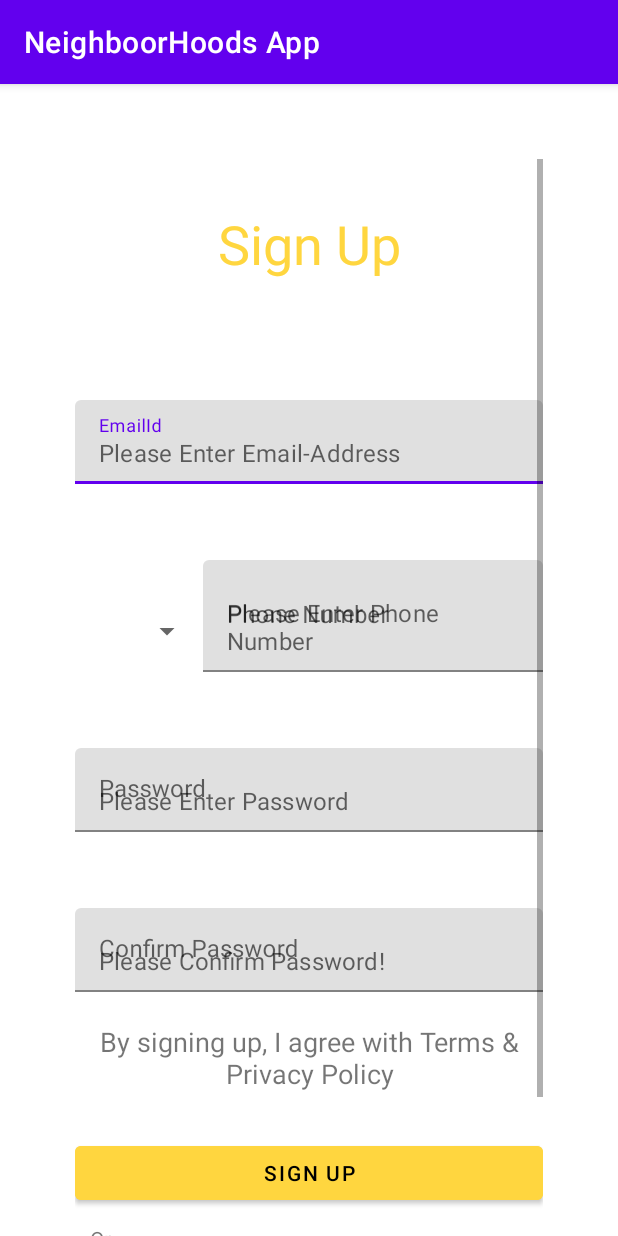
After one commit to sansax27/NeighborGoodsApp, an Android app: the fragment SignUpFragment shown on its own in the app's theme, on a phone screen of 412 x 824 dp. The commit adds this screen. Run offline under Robolectric (Android 15) with nearby library versions, the phone set to English and light mode, and no system bars; our stand-ins replace data binding.

Commit message:
Implementing UI of Sign Up Screen

```diff
--- /dev/null
+++ b/app/src/main/java/com/example/neighboorhoodsapp/SignUpFragment.kt
@@ -0,0 +1,20 @@
+package com.example.neighboorhoodsapp
+
+import android.os.Bundle
+import androidx.fragment.app.Fragment
+import android.view.LayoutInflater
+import android.view.View
+import android.view.ViewGroup
+
+class SignUpFragment : Fragment() {
+
+
+    override fun onCreateView(
+        inflater: LayoutInflater, container: ViewGroup?,
+        savedInstanceState: Bundle?
+    ): View? {
+        // Inflate the layout for this fragment
+        return inflater.inflate(R.layout.fragment_sign_up, container, false)
+    }
+
+}
--- a/app/src/main/res/layout/fragment_forgot_password.xml
+++ b/app/src/main/res/layout/fragment_forgot_password.xml
@@ -18,6 +18,7 @@
                 android:id="@+id/forgotPasswordText"
                 android:layout_width="0dp"
                 android:layout_height="wrap_content"
+                android:layout_marginTop="20dp"
                 android:padding="20dp"
                 android:text="@string/forgotPasswordText"
                 android:textAlignment="center"
--- /dev/null
+++ b/app/src/main/res/layout/fragment_sign_up.xml
@@ -0,0 +1,212 @@
+<?xml version="1.0" encoding="utf-8"?>
+<layout xmlns:android="http://schemas.android.com/apk/res/android"
+    xmlns:app="http://schemas.android.com/apk/res-auto"
+    xmlns:tools="http://schemas.android.com/tools"
+    tools:context=".SignUpFragment">
+
+    <ScrollView
+        android:layout_width="match_parent"
+        android:layout_height="match_parent"
+        android:paddingStart="50dp"
+        android:paddingTop="50dp"
+        android:paddingEnd="50dp">
+
+        <androidx.constraintlayout.widget.ConstraintLayout
+            android:layout_width="match_parent"
+            android:layout_height="wrap_content">
+
+            <TextView
+                android:id="@+id/signUpHeading"
+                android:layout_width="0dp"
+                android:layout_height="wrap_content"
+                android:layout_marginTop="32dp"
+                android:text="@string/signUpText"
+                android:textAlignment="center"
+                android:textColor="@color/logoScreen"
+                android:textSize="36sp"
+                app:layout_constraintEnd_toEndOf="parent"
+                app:layout_constraintStart_toStartOf="parent"
+                app:layout_constraintTop_toTopOf="parent" />
+
+            <com.google.android.material.textfield.TextInputLayout
+                android:id="@+id/enterEmailSignUp"
+                android:layout_width="match_parent"
+                android:layout_height="wrap_content"
+                android:layout_marginTop="80dp"
+                android:hint="@string/loginEnterEmailHeading"
+                app:errorEnabled="true"
+                app:hintAnimationEnabled="true"
+                app:hintEnabled="true"
+                app:layout_constraintEnd_toEndOf="@id/signUpHeading"
+                app:layout_constraintStart_toStartOf="@id/signUpHeading"
+                app:layout_constraintTop_toBottomOf="@id/signUpHeading">
+
+                <com.google.android.material.textfield.TextInputEditText
+                    android:id="@+id/enterEmailSignUpInput"
+                    android:layout_width="match_parent"
+                    android:layout_height="wrap_content"
+                    android:hint="@string/loginEnterEmail" />
+            </com.google.android.material.textfield.TextInputLayout>
+
+            <com.google.android.material.textfield.TextInputLayout
+                android:id="@+id/enterPhoneNumber"
+                android:layout_width="0dp"
+                android:layout_height="wrap_content"
+                android:layout_marginTop="30dp"
+                android:hint="@string/signUpEnterPhoneNumberHeading"
+                app:errorEnabled="true"
+                app:hintAnimationEnabled="true"
+                app:hintEnabled="true"
+                app:layout_constraintEnd_toEndOf="parent"
+                app:layout_constraintHorizontal_bias="0.5"
+                app:layout_constraintHorizontal_weight="8"
+                app:layout_constraintStart_toEndOf="@+id/countryCodesSpinner"
+                app:layout_constraintTop_toBottomOf="@id/enterEmailSignUp">
+
+                <com.google.android.material.textfield.TextInputEditText
+                    android:id="@+id/enterPhoneNumberInput"
+                    android:layout_width="match_parent"
+                    android:layout_height="wrap_content"
+                    android:hint="@string/signUpEnterPhoneNumber" />
+            </com.google.android.material.textfield.TextInputLayout>
+
+            <Spinner
+                android:id="@+id/countryCodesSpinner"
+                android:layout_width="0dp"
+                android:layout_height="0dp"
+                app:layout_constraintBottom_toBottomOf="@id/enterPhoneNumber"
+                app:layout_constraintEnd_toStartOf="@+id/enterPhoneNumber"
+                app:layout_constraintHorizontal_bias="0.5"
+                app:layout_constraintHorizontal_chainStyle="packed"
+                app:layout_constraintHorizontal_weight="3"
+                app:layout_constraintStart_toStartOf="parent"
+                app:layout_constraintTop_toTopOf="@id/enterPhoneNumber" />
+
+            <com.google.android.material.textfield.TextInputLayout
+                android:id="@+id/enterPasswordSignUp"
+                android:layout_width="match_parent"
+                android:layout_height="wrap_content"
+                android:layout_marginTop="30dp"
+                android:hint="@string/loginEnterPasswordHeading"
+                app:errorEnabled="true"
+                app:hintAnimationEnabled="true"
+                app:hintEnabled="true"
+                app:layout_constraintEnd_toEndOf="@id/enterPhoneNumber"
+                app:layout_constraintStart_toStartOf="@id/countryCodesSpinner"
+                app:layout_constraintTop_toBottomOf="@id/enterPhoneNumber">
+
+                <com.google.android.material.textfield.TextInputEditText
+                    android:id="@+id/enterPasswordSignUpInput"
+                    android:layout_width="match_parent"
+                    android:layout_height="wrap_content"
+                    android:hint="@string/loginEnterPassword" />
+            </com.google.android.material.textfield.TextInputLayout>
+
+            <com.google.android.material.textfield.TextInputLayout
+                android:id="@+id/enterConfirmPassword"
+                android:layout_width="match_parent"
+                android:layout_height="wrap_content"
+                android:layout_marginTop="30dp"
+                android:hint="@string/signUpConfirmPasswordHeading"
+                app:errorEnabled="true"
+                app:hintAnimationEnabled="true"
+                app:hintEnabled="true"
+                app:layout_constraintEnd_toEndOf="@id/enterPasswordSignUp"
+                app:layout_constraintStart_toStartOf="@id/enterPasswordSignUp"
+                app:layout_constraintTop_toBottomOf="@id/enterPasswordSignUp">
+
+                <com.google.android.material.textfield.TextInputEditText
+                    android:id="@+id/enterConfirmPasswordInput"
+                    android:layout_width="match_parent"
+                    android:layout_height="wrap_content"
+                    android:hint="@string/signUpConfirmPassword" />
+            </com.google.android.material.textfield.TextInputLayout>
+
+            <TextView
+                android:id="@+id/termsAndPrivacyPolicy"
+                android:layout_width="0dp"
+                android:layout_height="wrap_content"
+                android:text="@string/termsAndPrivacyPolicy"
+                android:textAlignment="center"
+                android:textSize="18sp"
+                app:layout_constraintEnd_toEndOf="@id/enterConfirmPassword"
+                app:layout_constraintStart_toStartOf="@id/enterConfirmPassword"
+                app:layout_constraintTop_toBottomOf="@id/enterConfirmPassword" />
+
+            <Button
+                android:id="@+id/signUpButton"
+                android:layout_width="0dp"
+                android:layout_height="wrap_content"
+                android:layout_marginTop="30dp"
+                android:backgroundTint="@color/logoScreen"
+                android:text="@string/signUpText"
+                android:textColor="@color/black"
+                app:layout_constraintEnd_toEndOf="@id/termsAndPrivacyPolicy"
+                app:layout_constraintStart_toStartOf="@id/termsAndPrivacyPolicy"
+                app:layout_constraintTop_toBottomOf="@id/termsAndPrivacyPolicy" />
+
+            <TextView
+                android:id="@+id/orSignUp"
+                android:layout_width="0dp"
+                android:layout_height="wrap_content"
+                android:padding="10dp"
+                android:text="@string/orLoginMethod"
+                app:layout_constraintEnd_toEndOf="@id/signUpButton"
+                app:layout_constraintStart_toStartOf="@id/signUpButton"
+                app:layout_constraintTop_toBottomOf="@id/signUpButton" />
+
+            <Button
+                android:id="@+id/googleLogin"
+                android:layout_width="0dp"
+                android:layout_height="wrap_content"
+                android:backgroundTint="@color/white"
+                android:text="Google"
+                android:textAlignment="center"
+                app:layout_constraintEnd_toStartOf="@+id/facebookLoginButton"
+                app:layout_constraintHorizontal_bias="0.5"
+                app:layout_constraintHorizontal_chainStyle="packed"
+                app:layout_constraintStart_toStartOf="parent"
+                app:layout_constraintTop_toBottomOf="@id/orSignUp" />
+
+            <Button
+                android:id="@+id/facebookLoginButton"
+                android:layout_width="0dp"
+                android:layout_height="wrap_content"
+                android:backgroundTint="@color/facebookButtonColor"
+                android:text="Facebook"
+                android:textAlignment="center"
+                app:icon="@drawable/facebook_logo"
+                app:iconGravity="textStart"
+                app:layout_constraintEnd_toEndOf="parent"
+                app:layout_constraintHorizontal_bias="0.5"
+                app:layout_constraintStart_toEndOf="@+id/googleLogin"
+                app:layout_constraintTop_toTopOf="@id/googleLogin" />
+
+            <TextView
+                android:id="@+id/alreadyMember"
+                android:layout_width="0dp"
+                android:layout_height="wrap_content"
+                android:layout_marginTop="20dp"
+                android:text="@string/alreadyMember"
+                android:textSize="18sp"
+                app:layout_constraintEnd_toStartOf="@+id/signInText"
+                app:layout_constraintHorizontal_bias="0.5"
+                app:layout_constraintStart_toStartOf="parent"
+                app:layout_constraintTop_toBottomOf="@id/facebookLoginButton" />
+
+            <TextView
+                android:id="@+id/signInText"
+                android:layout_width="0dp"
+                android:layout_height="wrap_content"
+                android:text="@string/signInText"
+                android:textAlignment="viewStart"
+                android:textColor="@color/black"
+                android:textSize="18sp"
+                app:layout_constraintEnd_toEndOf="parent"
+                app:layout_constraintHorizontal_bias="0.5"
+                app:layout_constraintStart_toEndOf="@+id/alreadyMember"
+                app:layout_constraintTop_toTopOf="@id/alreadyMember" />
+
+        </androidx.constraintlayout.widget.ConstraintLayout>
+    </ScrollView>
+</layout>
--- a/app/src/main/res/values/strings.xml
+++ b/app/src/main/res/values/strings.xml
@@ -25,4 +25,16 @@
     <string name="forgotPasswordText">Enter Your Registered Email Address. Password Reset Link Will Be Sent to You.</string>
 
     <string name="sendResetLink">Send Reset Link</string>
+
+    <string name="signUpEnterPhoneNumber">Please Enter Phone Number</string>
+    <string name="signUpEnterPhoneNumberHeading">Phone Number</string>
+
+    <string name="signUpConfirmPassword">Please Confirm Password!</string>
+    <string name="signUpConfirmPasswordHeading">Confirm Password</string>
+
+    <string name="termsAndPrivacyPolicy">By signing up, I agree with Terms &amp; Privacy Policy</string>
+
+    <string name="alreadyMember">Already a member,</string>
+    <string name="signInText">SignIn</string>
+
 </resources>
```
